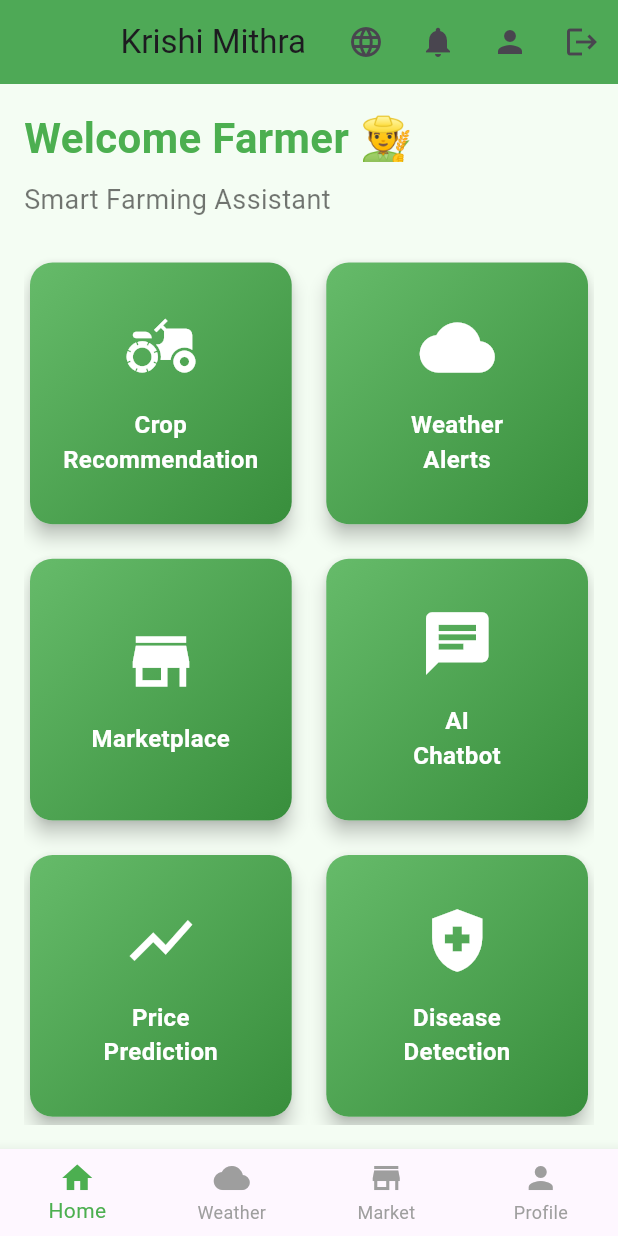
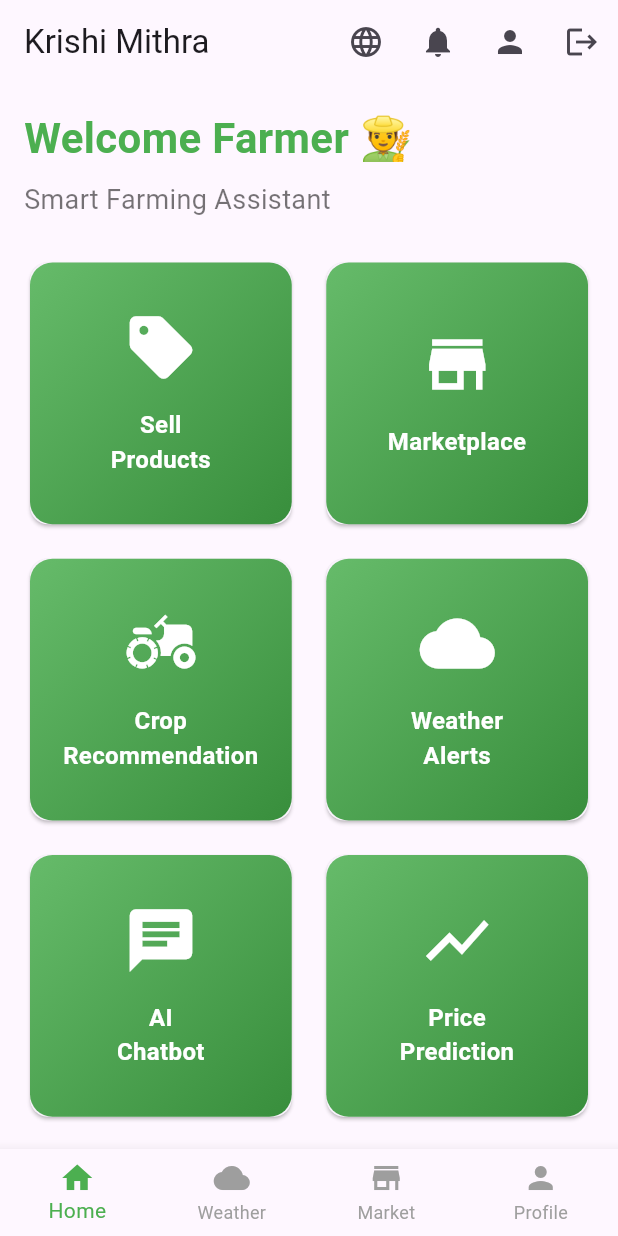
Before and after one commit to Radhakumari718/Krishi-Mitra, a Flutter app: the screen it shows after launch, after a tap on "Login", on a phone screen of 412 x 824 dp. Run offline on Flutter 3.47's test engine with Material 3 defaults, Android fonts, the phone set to English and light mode, and no system bars.

Commit message:
Transformed app into farmer marketplace platform with shopping UI and product selling features

```diff
--- a/frontend/lib/main.dart
+++ b/frontend/lib/main.dart
@@ -3,11 +3,17 @@ import 'package:flutter/material.dart';
 import 'screens/splash_screen.dart';
 
 void main() {
-  runApp(const KrishiMithraApp());
+
+  runApp(
+    const MyApp(),
+  );
 }
 
-class KrishiMithraApp extends StatelessWidget {
-  const KrishiMithraApp({super.key});
+class MyApp extends StatelessWidget {
+
+  const MyApp({
+    super.key,
+  });
 
   @override
   Widget build(BuildContext context) {
@@ -22,32 +28,27 @@ class KrishiMithraApp extends StatelessWidget {
 
         primarySwatch: Colors.green,
 
-        scaffoldBackgroundColor: const Color(0xFFF4FDF3),
-
-        appBarTheme: const AppBarTheme(
-          backgroundColor: Colors.green,
-          centerTitle: true,
-          elevation: 2,
-        ),
-
-        elevatedButtonTheme: ElevatedButtonThemeData(
+        elevatedButtonTheme:
+            ElevatedButtonThemeData(
 
           style: ElevatedButton.styleFrom(
+
             backgroundColor: Colors.green,
             foregroundColor: Colors.white,
 
-            shape: RoundedRectangleBorder(
-              borderRadius: BorderRadius.circular(12),
+            padding:
+                const EdgeInsets.symmetric(
+              vertical: 14,
             ),
-          ),
-        ),
 
-        cardTheme: CardThemeData(
+            shape:
+                RoundedRectangleBorder(
 
-          elevation: 5,
-
-          shape: RoundedRectangleBorder(
-            borderRadius: BorderRadius.circular(15),
+              borderRadius:
+                  BorderRadius.circular(
+                12,
+              ),
+            ),
           ),
         ),
       ),
--- a/frontend/lib/screens/farmer_dashboard.dart
+++ b/frontend/lib/screens/farmer_dashboard.dart
@@ -14,9 +14,13 @@ import 'tips_screen.dart';
 import 'schemes_screen.dart';
 import 'soil_screen.dart';
 import 'help_support_screen.dart';
+import 'sell_product_screen.dart';
 
 class FarmerDashboard extends StatelessWidget {
-  const FarmerDashboard({super.key});
+
+  const FarmerDashboard({
+    super.key,
+  });
 
   @override
   Widget build(BuildContext context) {
@@ -46,7 +50,8 @@ class FarmerDashboard extends StatelessWidget {
           ),
 
           IconButton(
-            icon: const Icon(Icons.notifications),
+            icon:
+                const Icon(Icons.notifications),
 
             onPressed: () {
 
@@ -104,7 +109,8 @@ class FarmerDashboard extends StatelessWidget {
 
         child: Column(
 
-          crossAxisAlignment: CrossAxisAlignment.start,
+          crossAxisAlignment:
+              CrossAxisAlignment.start,
 
           children: [
 
@@ -113,7 +119,8 @@ class FarmerDashboard extends StatelessWidget {
 
               style: TextStyle(
                 fontSize: 28,
-                fontWeight: FontWeight.bold,
+                fontWeight:
+                    FontWeight.bold,
                 color: Colors.green,
               ),
             ),
@@ -132,6 +139,7 @@ class FarmerDashboard extends StatelessWidget {
             const SizedBox(height: 25),
 
             Expanded(
+
               child: GridView.count(
 
                 crossAxisCount: 2,
@@ -139,6 +147,20 @@ class FarmerDashboard extends StatelessWidget {
                 mainAxisSpacing: 15,
 
                 children: [
+
+                  dashboardItem(
+                    context,
+                    Icons.sell,
+                    "Sell\nProducts",
+                    const SellProductScreen(),
+                  ),
+
+                  dashboardItem(
+                    context,
+                    Icons.store,
+                    "Marketplace",
+                    const MarketplaceScreen(),
+                  ),
 
                   dashboardItem(
                     context,
@@ -152,13 +174,6 @@ class FarmerDashboard extends StatelessWidget {
                     Icons.cloud,
                     "Weather\nAlerts",
                     const WeatherScreen(),
-                  ),
-
-                  dashboardItem(
-                    context,
-                    Icons.store,
-                    "Marketplace",
-                    const MarketplaceScreen(),
                   ),
 
                   dashboardItem(
@@ -283,7 +298,8 @@ class FarmerDashboard extends StatelessWidget {
 
                 style: const TextStyle(
                   fontSize: 16,
-                  fontWeight: FontWeight.bold,
+                  fontWeight:
+                      FontWeight.bold,
                   color: Colors.white,
                 ),
               ),
```
Also changed, not shown: frontend/lib/screens/home_screen.dart (added, +234 -0 lines), frontend/lib/screens/sell_product_screen.dart (added, +163 -0 lines).
